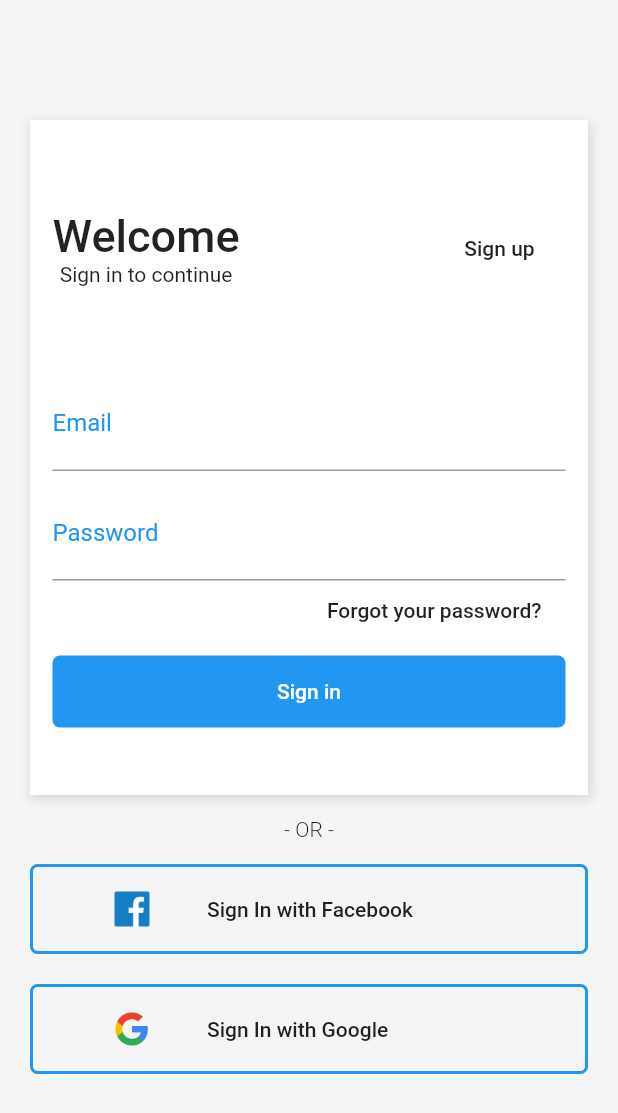
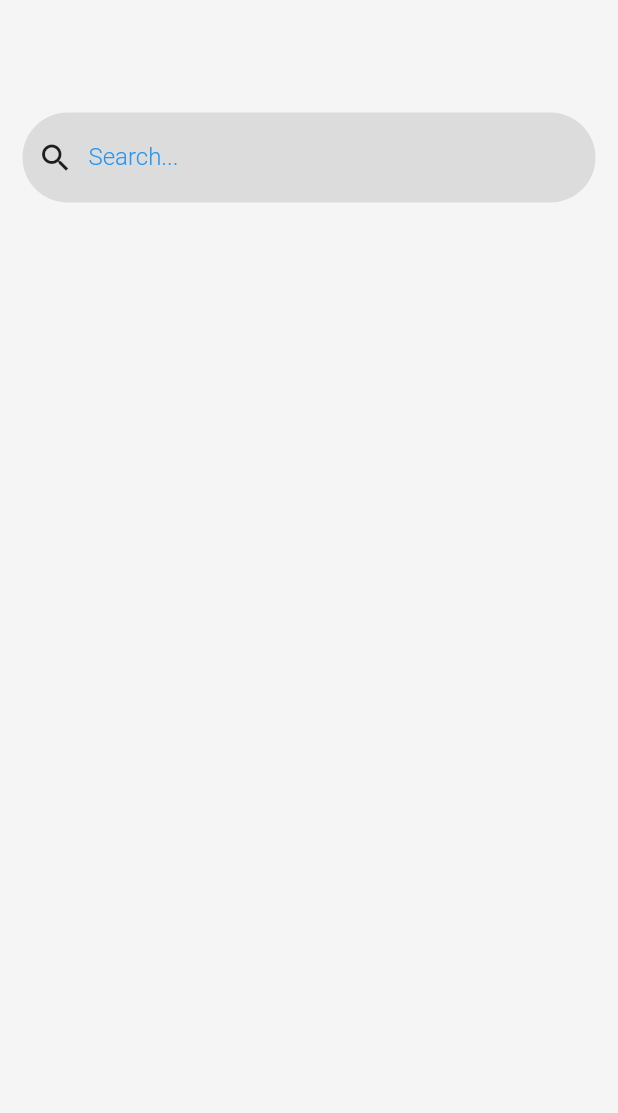
Before and after one commit to anahelenasilva/shop_flutter, a Flutter app: the screen it shows after launch, after a tap on "Sign in", on a phone screen of 412 x 824 dp. Shown: the top 1113 px of the screen. Run offline on Flutter 3.47's test engine with Material 2 defaults, Android fonts, the phone set to English and light mode, and no system bars.

Commit message:
Search bar

```diff
--- /dev/null
+++ b/shop/lib/pages/home.page.dart
@@ -0,0 +1,60 @@
+import 'package:flutter/material.dart';
+
+class HomePage extends StatelessWidget {
+  @override
+  Widget build(BuildContext context) {
+    return Scaffold(
+      body: Container(
+        padding: EdgeInsets.all(15),
+        color: Color(0xFFF5F5F5),
+        child: Column(
+          crossAxisAlignment: CrossAxisAlignment.stretch,
+          children: <Widget>[
+            SizedBox(
+              height: 60,
+            ),
+            searchBar(),
+          ],
+        ),
+      ),
+    );
+  }
+}
+
+Widget searchBar() {
+  return Container(
+    height: 60,
+    padding: EdgeInsets.only(left: 10),
+    decoration: BoxDecoration(
+      color: Colors.black.withOpacity(0.1),
+      borderRadius: BorderRadius.all(
+        Radius.circular(128),
+      ),
+    ),
+    child: Row(
+      children: <Widget>[
+        Icon(Icons.search),
+        Container(
+          width: 300,
+          padding: EdgeInsets.only(left: 10),
+          child: TextFormField(
+            keyboardType: TextInputType.text,
+            decoration: InputDecoration(
+              border: InputBorder.none,
+              labelText: "Search...",
+              labelStyle: TextStyle(
+                color: Colors.blue,
+                fontWeight: FontWeight.w300,
+                fontSize: 16,
+              ),
+            ),
+            style: TextStyle(
+              color: Colors.blue,
+              fontSize: 20,
+            ),
+          ),
+        )
+      ],
+    ),
+  );
+}
--- a/shop/lib/pages/login.page.dart
+++ b/shop/lib/pages/login.page.dart
@@ -1,4 +1,5 @@
 import 'package:flutter/material.dart';
+import 'package:shop/pages/home.page.dart';
 import 'package:shop/pages/signup.page.dart';
 
 class LoginPage extends StatelessWidget {
@@ -126,7 +127,14 @@ class LoginPage extends StatelessWidget {
                               color: Colors.white,
                             ),
                           ),
-                          onPressed: () {},
+                          onPressed: () {
+                            Navigator.push(
+                              context,
+                              MaterialPageRoute(
+                                builder: (context) => HomePage(),
+                              ),
+                            );
+                          },
                         ),
                       ),
                     ],
```
